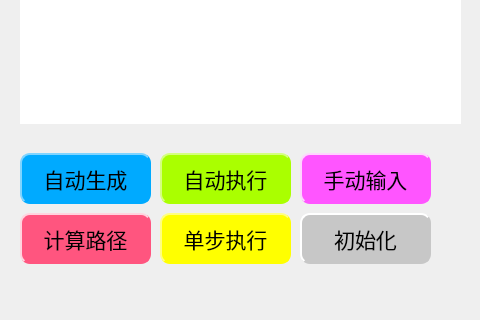
This is mainwindow.ui in dalao-li/Bashuma as Qt 5 draws it before an edit; both pictures show x 0 to 480 and y 537 to 857 of the 956 by 857 pixel window. The edited form follows.
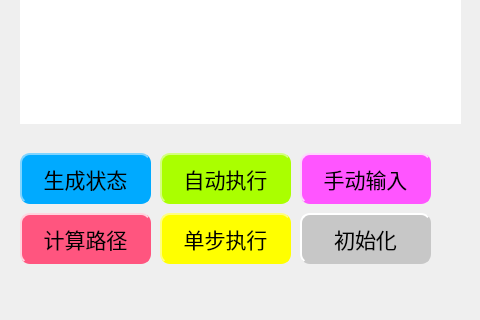
This is the edited form.

```diff
--- a/mainwindow.ui
+++ b/mainwindow.ui
@@ -592,7 +592,7 @@
 border-style: outset;</string>
     </property>
     <property name="text">
-     <string>自动生成</string>
+     <string>生成状态</string>
     </property>
    </widget>
    <widget class="QPushButton" name="clearBtn">
```
